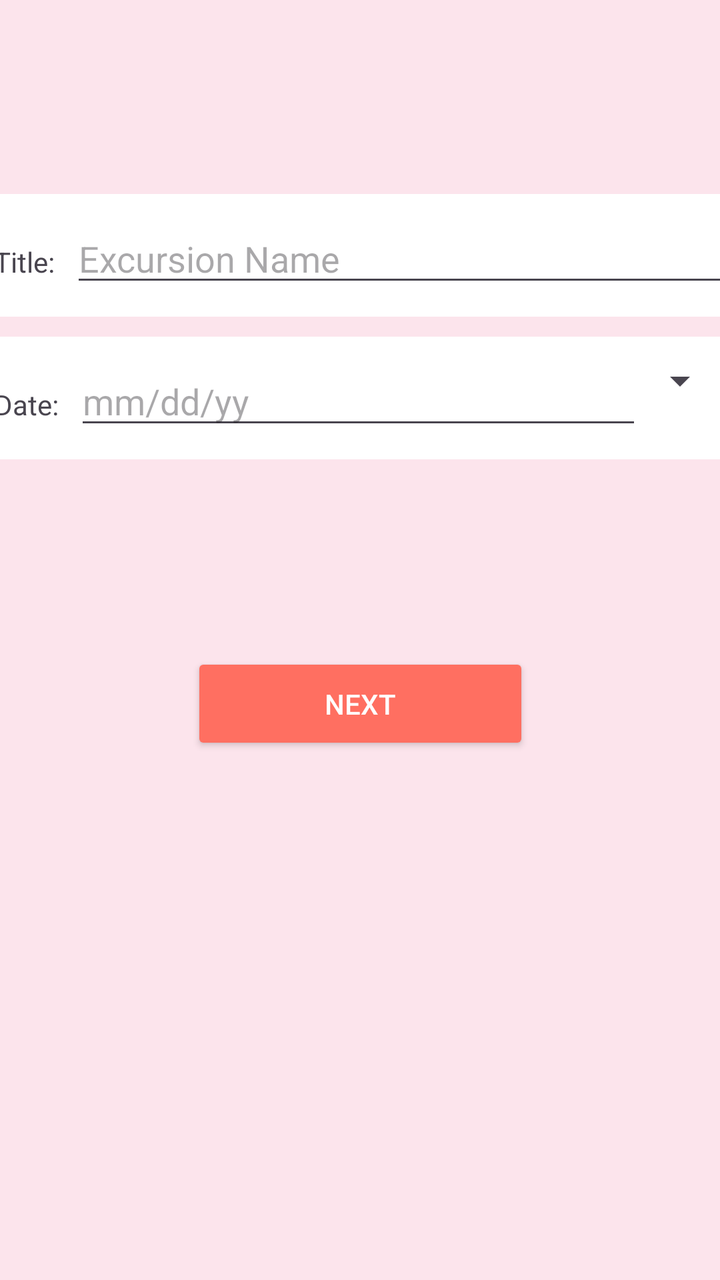
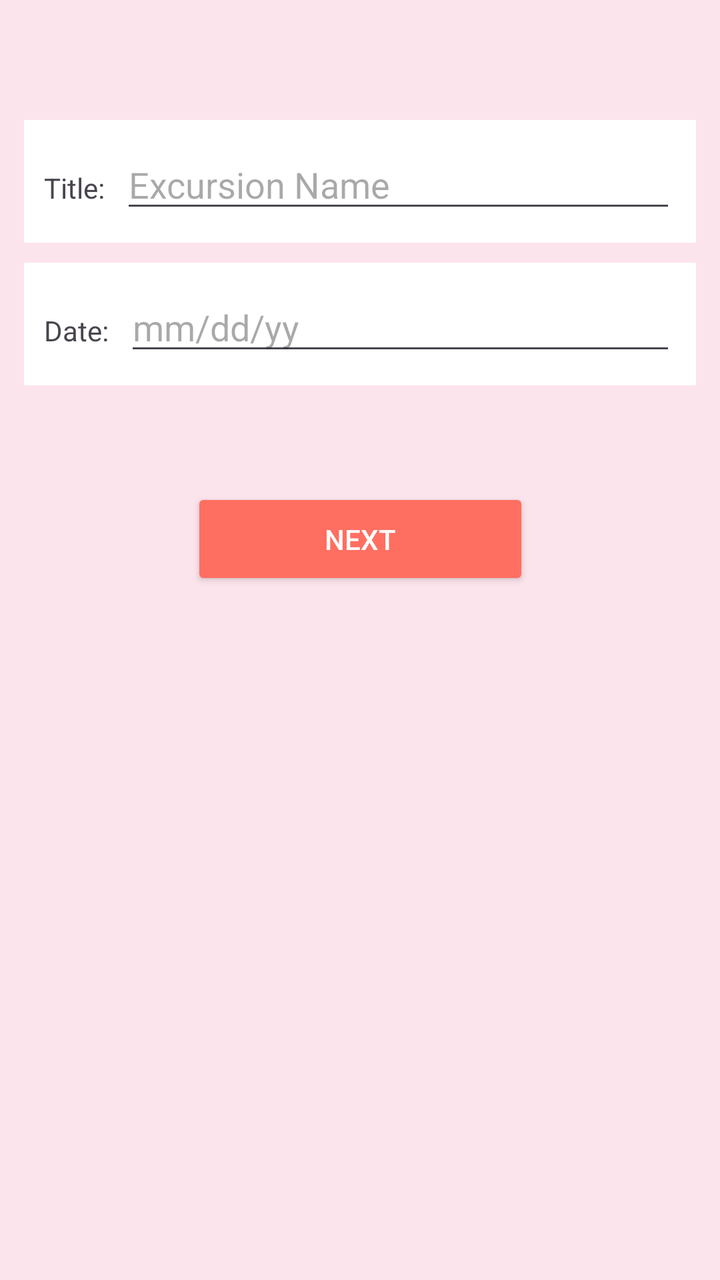

The first picture is an Android layout as it rendered before a commit; the second is the same layout after the commit. The layout source and the unified diff follow.
<!-- AndroidManifest.xml: application theme Theme.D424VacationPlanner -->
<!-- res/layout/activity_excursion_detail2.xml -->
<?xml version="1.0" encoding="utf-8"?>
<androidx.constraintlayout.widget.ConstraintLayout xmlns:android="http://schemas.android.com/apk/res/android"
    xmlns:app="http://schemas.android.com/apk/res-auto"
    xmlns:tools="http://schemas.android.com/tools"
    android:id="@+id/main"
    android:layout_width="match_parent"
    android:layout_height="match_parent"
    android:background="#FCE4EC"
    tools:context="com.example.d424vacationplanner.UI.ExcursionDetail">

    <LinearLayout
        android:id="@+id/linearLayout"
        android:layout_width="411dp"
        android:layout_height="wrap_content"
        android:background="@android:color/transparent"
        android:orientation="vertical"
        android:padding="12dp"
        app:layout_constraintBottom_toTopOf="@+id/report"
        app:layout_constraintEnd_toEndOf="parent"
        app:layout_constraintStart_toStartOf="parent"
        app:layout_constraintTop_toTopOf="parent">

        <LinearLayout
            android:layout_width="match_parent"
            android:layout_height="wrap_content"
            android:background="#FFFFFF"
            android:orientation="horizontal"
            android:padding="10dp">

            <TextView
                android:layout_width="wrap_content"
                android:layout_height="wrap_content"
                android:layout_marginEnd="8dp"
                android:text="Title:" />

            <EditText
                android:id="@+id/excursionName"
                android:layout_width="0dp"
                android:layout_height="wrap_content"
                android:layout_weight="1"
                android:hint="Excursion Name" />
        </LinearLayout>

        <LinearLayout
            android:layout_width="match_parent"
            android:layout_height="wrap_content"
            android:layout_marginTop="10dp"
            android:background="#FFFFFF"
            android:orientation="horizontal"
            android:padding="10dp">

            <TextView
                android:layout_width="wrap_content"
                android:layout_height="wrap_content"
                android:layout_marginEnd="8dp"
                android:text="Date:" />

            <EditText
                android:id="@+id/date"
                android:layout_width="0dp"
                android:layout_height="wrap_content"
                android:layout_weight="1"
                android:hint="mm/dd/yy" />

            <Spinner
                android:id="@+id/spinner"
                style="@android:style/Widget.DeviceDefault.Light.Spinner"
                android:layout_width="43dp"
                android:layout_height="wrap_content" />
        </LinearLayout>

    </LinearLayout>

    <Button
        android:id="@+id/report"
        android:layout_width="169dp"
        android:layout_height="51dp"
        android:padding="12dp"
        android:text="Next"
        android:textColor="@android:color/white"
        app:backgroundTint="@color/myCustomColor"
        app:layout_constraintBottom_toBottomOf="parent"
        app:layout_constraintEnd_toEndOf="parent"
        app:layout_constraintStart_toStartOf="parent"
        app:layout_constraintTop_toTopOf="parent"
        app:layout_constraintVertical_bias="0.554" />

</androidx.constraintlayout.widget.ConstraintLayout>
<!-- resources referenced by this layout -->
<resources>
  <color name="myCustomColor">#FF6F61</color>
  <style name="Theme.D424VacationPlanner" parent="Base.Theme.D424VacationPlanner" />
  <style name="Base.Theme.D424VacationPlanner" parent="Theme.Material3.DayNight">
          
          
      </style>
</resources>

<!-- the commit's change to res/layout/activity_excursion_detail2.xml (unified diff, before → after) -->
@@ -1,88 +1,90 @@
 <?xml version="1.0" encoding="utf-8"?>
-<androidx.constraintlayout.widget.ConstraintLayout xmlns:android="http://schemas.android.com/apk/res/android"
+<ScrollView xmlns:android="http://schemas.android.com/apk/res/android"
     xmlns:app="http://schemas.android.com/apk/res-auto"
-    xmlns:tools="http://schemas.android.com/tools"
-    android:id="@+id/main"
     android:layout_width="match_parent"
     android:layout_height="match_parent"
+    xmlns:tools="http://schemas.android.com/tools"
     android:background="#FCE4EC"
-    tools:context="com.example.d424vacationplanner.UI.ExcursionDetail">
+    android:fillViewport="true"
+    android:fitsSystemWindows="true">
 
-    <LinearLayout
-        android:id="@+id/linearLayout"
-        android:layout_width="411dp"
+    <androidx.constraintlayout.widget.ConstraintLayout
+        android:layout_width="match_parent"
         android:layout_height="wrap_content"
-        android:background="@android:color/transparent"
-        android:orientation="vertical"
-        android:padding="12dp"
-        app:layout_constraintBottom_toTopOf="@+id/report"
-        app:layout_constraintEnd_toEndOf="parent"
-        app:layout_constraintStart_toStartOf="parent"
-        app:layout_constraintTop_toTopOf="parent">
+        android:paddingTop="48dp"
+        tools:context="com.example.d424vacationplanner.UI.ExcursionDetail">
 
         <LinearLayout
+            android:id="@+id/linearLayout"
             android:layout_width="match_parent"
             android:layout_height="wrap_content"
-            android:background="#FFFFFF"
-            android:orientation="horizontal"
-            android:padding="10dp">
+            android:orientation="vertical"
+            android:padding="12dp"
+            android:background="@android:color/transparent"
+            app:layout_constraintTop_toTopOf="parent"
+            app:layout_constraintStart_toStartOf="parent"
+            app:layout_constraintEnd_toEndOf="parent">
 
-            <TextView
-                android:layout_width="wrap_content"
+            <LinearLayout
+                android:layout_width="match_parent"
                 android:layout_height="wrap_content"
-                android:layout_marginEnd="8dp"
-                android:text="Title:" />
+                android:background="#FFFFFF"
+                android:orientation="horizontal"
+                android:padding="10dp">
 
-            <EditText
-                android:id="@+id/excursionName"
-                android:layout_width="0dp"
+                <TextView
+                    android:layout_width="wrap_content"
+                    android:layout_height="wrap_content"
+                    android:layout_marginEnd="8dp"
+                    android:text="Title:" />
+
+                <EditText
+                    android:id="@+id/excursionName"
+                    android:layout_width="0dp"
+                    android:layout_height="wrap_content"
+                    android:layout_weight="1"
+                    android:hint="Excursion Name" />
+            </LinearLayout>
+
+            <LinearLayout
+                android:layout_width="match_parent"
                 android:layout_height="wrap_content"
-                android:layout_weight="1"
-                android:hint="Excursion Name" />
+                android:layout_marginTop="10dp"
+                android:background="#FFFFFF"
+                android:orientation="horizontal"
+                android:padding="10dp">
+
+                <TextView
+                    android:layout_width="wrap_content"
+                    android:layout_height="wrap_content"
+                    android:layout_marginEnd="8dp"
+                    android:text="Date:" />
+
+                <EditText
+                    android:id="@+id/date"
+                    android:layout_width="0dp"
+                    android:layout_height="wrap_content"
+                    android:layout_weight="1"
+                    android:hint="mm/dd/yy" />
+
+            </LinearLayout>
+
         </LinearLayout>
 
-        <LinearLayout
-            android:layout_width="match_parent"
-            android:layout_height="wrap_content"
-            android:layout_marginTop="10dp"
-            android:background="#FFFFFF"
-            android:orientation="horizontal"
-            android:padding="10dp">
+        <Button
+            android:id="@+id/report"
+            android:layout_width="169dp"
+            android:layout_height="51dp"
+            android:layout_marginTop="20dp"
+            android:padding="12dp"
+            android:text="Next"
+            android:textColor="@android:color/white"
+            app:backgroundTint="@color/myCustomColor"
+            app:layout_constraintBottom_toBottomOf="parent"
+            app:layout_constraintEnd_toEndOf="parent"
+            app:layout_constraintStart_toStartOf="parent"
+            app:layout_constraintTop_toBottomOf="@id/linearLayout"
+            app:layout_constraintVertical_bias="0.053" />
 
-            <TextView
-                android:layout_width="wrap_content"
-                android:layout_height="wrap_content"
-                android:layout_marginEnd="8dp"
-                android:text="Date:" />
-
-            <EditText
-                android:id="@+id/date"
-                android:layout_width="0dp"
-                android:layout_height="wrap_content"
-                android:layout_weight="1"
-                android:hint="mm/dd/yy" />
-
-            <Spinner
-                android:id="@+id/spinner"
-                style="@android:style/Widget.DeviceDefault.Light.Spinner"
-                android:layout_width="43dp"
-                android:layout_height="wrap_content" />
-        </LinearLayout>
-
-    </LinearLayout>
-
-    <Button
-        android:id="@+id/report"
-        android:layout_width="169dp"
-        android:layout_height="51dp"
-        android:padding="12dp"
-        android:text="Next"
-        android:textColor="@android:color/white"
-        app:backgroundTint="@color/myCustomColor"
-        app:layout_constraintBottom_toBottomOf="parent"
-        app:layout_constraintEnd_toEndOf="parent"
-        app:layout_constraintStart_toStartOf="parent"
-        app:layout_constraintTop_toTopOf="parent"
-        app:layout_constraintVertical_bias="0.554" />
-
-</androidx.constraintlayout.widget.ConstraintLayout>
+    </androidx.constraintlayout.widget.ConstraintLayout>
+</ScrollView>
